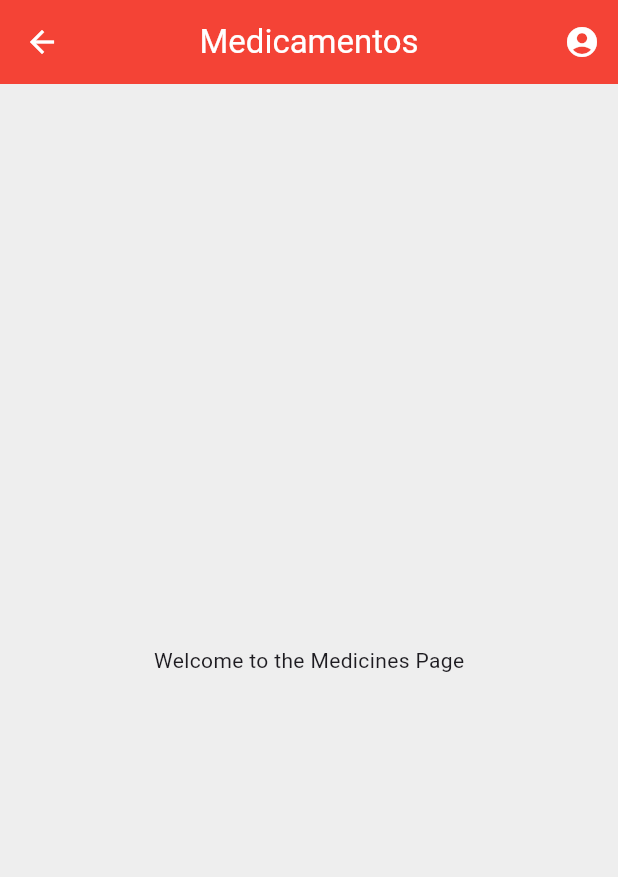
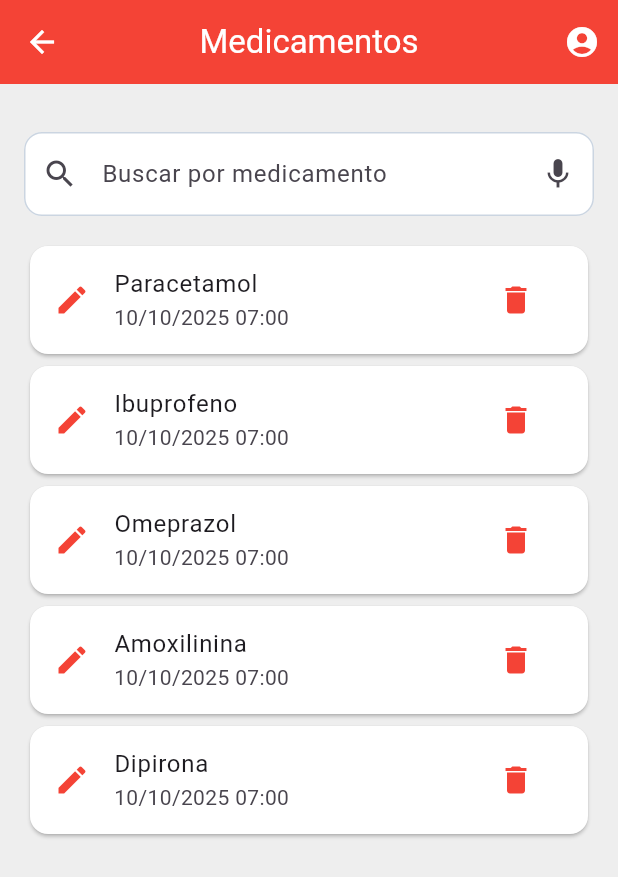
Before and after one commit to GESyCA/FarmacIA, a Flutter app: the MedicinesPage screen opened directly, on a phone screen of 412 x 824 dp. Shown: the top 877 px of the screen. Run offline on Flutter 3.47's test engine with Material 3 defaults, Android fonts, the phone set to English and light mode, and no system bars.

Commit message:
feat: start medicine page

```diff
--- /dev/null
+++ b/Paciente/farmacia/lib/app/data/models/medicine_model.dart
@@ -0,0 +1,11 @@
+class Medicine {
+  final int id;
+  final String name;
+  final String nextDate;
+
+  Medicine({
+    required this.id,
+    required this.name,
+    required this.nextDate,
+  });
+}
--- a/Paciente/farmacia/lib/app/ui/pages/medicines_page.dart
+++ b/Paciente/farmacia/lib/app/ui/pages/medicines_page.dart
@@ -1,3 +1,4 @@
+import 'package:farmacia/app/data/models/medicine_model.dart';
 import 'package:flutter/material.dart';
 
 class MedicinesPage extends StatefulWidget {
@@ -8,6 +9,14 @@ class MedicinesPage extends StatefulWidget {
 }
 
 class _MedicinesPageState extends State<MedicinesPage> {
+  final List<Medicine> _medicines = [
+    Medicine(id: 1, name: "Paracetamol", nextDate: "10/10/2025 07:00"),
+    Medicine(id: 2, name: "Ibuprofeno", nextDate: "10/10/2025 07:00"),
+    Medicine(id: 3, name: "Omeprazol", nextDate: "10/10/2025 07:00"),
+    Medicine(id: 4, name: "Amoxilinina", nextDate: "10/10/2025 07:00"),
+    Medicine(id: 5, name: "Dipirona", nextDate: "10/10/2025 07:00"),
+  ];
+
   @override
   Widget build(BuildContext context) {
     return Scaffold(
@@ -25,22 +34,77 @@ class _MedicinesPageState extends State<MedicinesPage> {
           ),
         ],
       ),
-      body: Center(
-        child: Container(
+      body: Container(
         width: MediaQuery.of(context).size.width,
         height: MediaQuery.of(context).size.height,
+        padding: const EdgeInsets.all(16),
         decoration: BoxDecoration(
           color: Colors.grey[200],
         ),
         child: Column(
-            mainAxisAlignment: MainAxisAlignment.center,
-            children: const <Widget>[
-              Text(
-                'Welcome to the Medicines Page',
+          children: [
+            SizedBox(
+              height: 16,
+            ),
+            _searchBar(),
+            SizedBox(
+              height: 16,
+            ),
+            Expanded(
+              child: ListView.builder(
+                itemCount: _medicines.length,
+                itemBuilder: (context, index) {
+                  return Card(
+                    color: Colors.white,
+                    child: ListTile(
+                      leading: Icon(
+                        Icons.edit,
+                        color: Colors.red,
+                      ),
+                      title: Text(_medicines[index].name),
+                      subtitle: Text(_medicines[index].nextDate),
+                      trailing: IconButton(
+                        icon: const Icon(
+                          Icons.delete,
+                          color: Colors.red,
+                        ),
+                        onPressed: () {
+                          setState(() {
+                            _medicines.removeAt(index);
+                          });
+                        },
+                      ),
+                    ),
+                  );
+                },
+              ),
             ),
           ],
         ),
       ),
+    );
+  }
+
+  TextField _searchBar() {
+    return TextField(
+      decoration: InputDecoration(
+        hintText: "Buscar por medicamento",
+        prefixIcon: Icon(Icons.search),
+        suffixIcon: Icon(Icons.mic),
+        border: OutlineInputBorder(
+          borderRadius: BorderRadius.circular(12),
+          borderSide: BorderSide(color: Color(0xFFCBD5E1)),
+        ),
+        enabledBorder: OutlineInputBorder(
+          borderRadius: BorderRadius.circular(12),
+          borderSide: BorderSide(color: Color(0xFFCBD5E1)),
+        ),
+        focusedBorder: OutlineInputBorder(
+          borderRadius: BorderRadius.circular(12),
+          borderSide: BorderSide(color: Color(0xFFCBD5E1), width: 2),
+        ),
+        filled: true,
+        fillColor: Colors.white,
       ),
     );
   }
```
Lines whose indentation alone changed are shown as unchanged.
